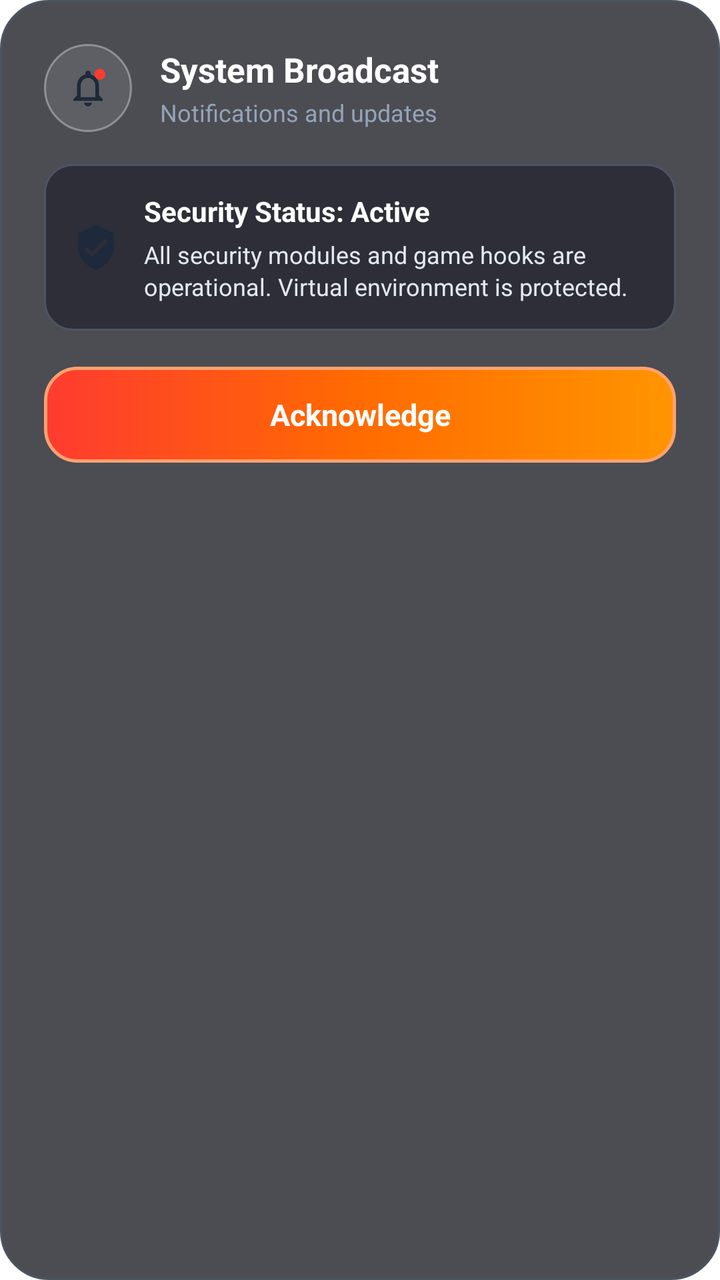
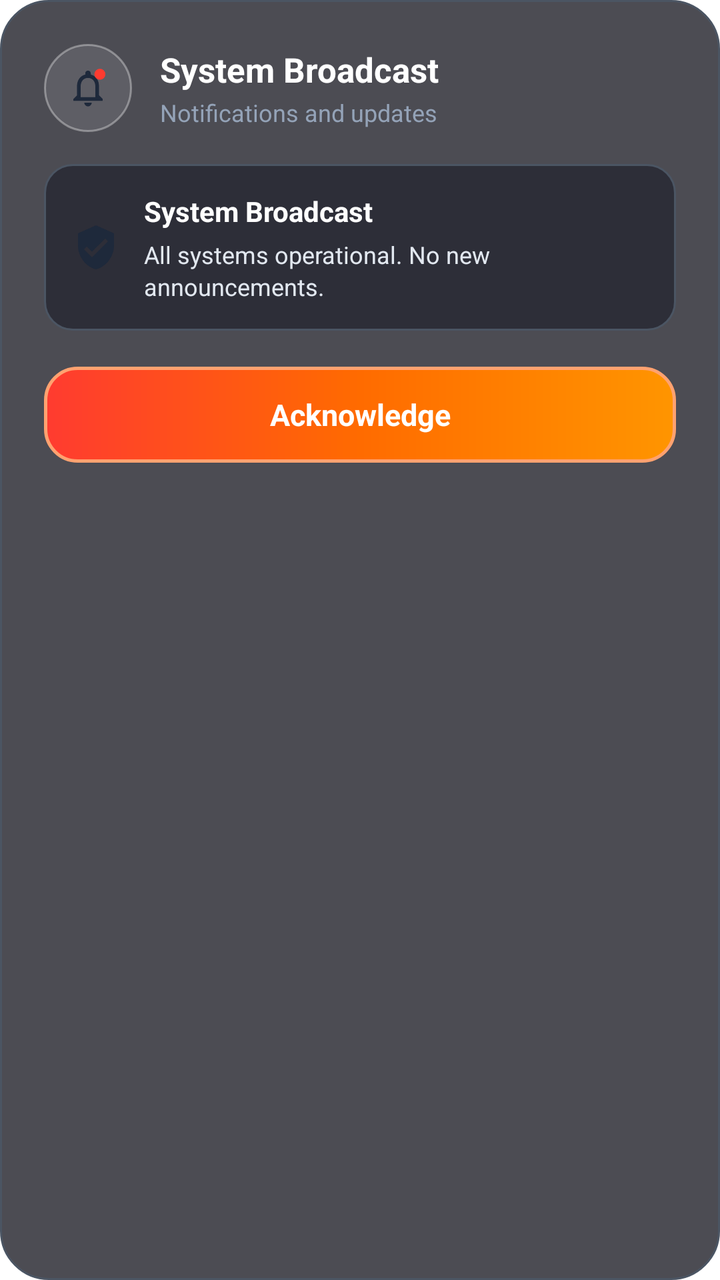

The first picture is an Android layout as it rendered before a commit; the second is the same layout after the commit. The layout source and the unified diff follow.
<!-- AndroidManifest.xml: application theme Theme.RdxLoader -->
<!-- res/layout/dialog_notifications.xml -->
<?xml version="1.0" encoding="utf-8"?>
<LinearLayout xmlns:android="http://schemas.android.com/apk/res/android"
    android:layout_width="match_parent"
    android:layout_height="wrap_content"
    android:layout_marginStart="20dp"
    android:layout_marginEnd="20dp"
    android:background="@drawable/bg_dark_frosted_dialog"
    android:orientation="vertical"
    android:padding="22dp">

    
    <LinearLayout
        android:layout_width="match_parent"
        android:layout_height="wrap_content"
        android:orientation="horizontal"
        android:gravity="center_vertical"
        android:layout_marginBottom="16dp">

        <FrameLayout
            android:layout_width="44dp"
            android:layout_height="44dp"
            android:background="@drawable/bg_rdx_glass_icon">

            <ImageView
                android:layout_width="22dp"
                android:layout_height="22dp"
                android:layout_gravity="center"
                android:src="@drawable/ic_bell"
                android:contentDescription="Notifications" />
        </FrameLayout>

        <LinearLayout
            android:layout_width="0dp"
            android:layout_height="wrap_content"
            android:layout_weight="1"
            android:orientation="vertical"
            android:layout_marginStart="14dp">

            <TextView
                android:layout_width="wrap_content"
                android:layout_height="wrap_content"
                android:text="System Broadcast"
                android:textColor="#FFFFFF"
                android:textSize="17sp"
                android:textStyle="bold" />

            <TextView
                android:layout_width="wrap_content"
                android:layout_height="wrap_content"
                android:text="Notifications and updates"
                android:textColor="#94A3B8"
                android:textSize="12sp"
                android:layout_marginTop="2dp" />
        </LinearLayout>
    </LinearLayout>

    
    <LinearLayout
        android:layout_width="match_parent"
        android:layout_height="wrap_content"
        android:background="@drawable/bg_dark_dialog_card"
        android:orientation="horizontal"
        android:gravity="center_vertical"
        android:padding="14dp"
        android:layout_marginBottom="18dp">

        <ImageView
            android:layout_width="24dp"
            android:layout_height="24dp"
            android:src="@drawable/ic_shield_check"
            android:contentDescription="@null" />

        <LinearLayout
            android:layout_width="0dp"
            android:layout_height="wrap_content"
            android:layout_weight="1"
            android:orientation="vertical"
            android:layout_marginStart="12dp">

            <TextView
                android:layout_width="wrap_content"
                android:layout_height="wrap_content"
                android:text="Security Status: Active"
                android:textColor="#FFFFFF"
                android:textSize="14sp"
                android:textStyle="bold" />

            <TextView
                android:layout_width="wrap_content"
                android:layout_height="wrap_content"
                android:text="All security modules and game hooks are operational. Virtual environment is protected."
                android:textColor="#E2E8F0"
                android:textSize="12sp"
                android:layout_marginTop="4dp"
                android:lineSpacingExtra="2dp" />
        </LinearLayout>
    </LinearLayout>

    
    <TextView
        android:id="@+id/btnDismissNotification"
        android:layout_width="match_parent"
        android:layout_height="48dp"
        android:background="@drawable/bg_rdx_btn_primary"
        android:gravity="center"
        android:text="Acknowledge"
        android:textColor="#FFFFFF"
        android:textSize="15sp"
        android:textStyle="bold"
        android:clickable="true"
        android:focusable="true" />

</LinearLayout>
<!-- resources referenced by this layout -->
<resources>
  <!-- drawable bg_dark_dialog_card (drawable) -->
  <?xml version="1.0" encoding="utf-8"?>
  <shape xmlns:android="http://schemas.android.com/apk/res/android"
      android:shape="rectangle">
      <solid android:color="#B321232D" />
      <stroke
          android:width="1dp"
          android:color="#4B5563" />
      <corners android:radius="14dp" />
  </shape>
  <!-- drawable bg_dark_frosted_dialog (drawable) -->
  <?xml version="1.0" encoding="utf-8"?>
  <shape xmlns:android="http://schemas.android.com/apk/res/android"
      android:shape="rectangle">
      <solid android:color="#C214151D" />
      <stroke
          android:width="1dp"
          android:color="#4B5563" />
      <corners android:radius="24dp" />
  </shape>
  <!-- drawable bg_rdx_btn_primary (drawable) -->
  <?xml version="1.0" encoding="utf-8"?>
  <ripple xmlns:android="http://schemas.android.com/apk/res/android"
      android:color="#44FFFFFF">
      <item>
          <shape android:shape="rectangle">
              <gradient
                  android:angle="0"
                  android:startColor="#FF3B30"
                  android:centerColor="#FF6B00"
                  android:endColor="#FF9500" />
              <stroke
                  android:width="1.5dp"
                  android:color="#FFA270" />
              <corners android:radius="16dp" />
          </shape>
      </item>
  </ripple>
  <!-- drawable bg_rdx_glass_icon (drawable) -->
  <?xml version="1.0" encoding="utf-8"?>
  <ripple xmlns:android="http://schemas.android.com/apk/res/android"
      android:color="#66FFFFFF">
      <item>
          <shape android:shape="oval">
              <solid android:color="#1AFFFFFF" />
              <stroke
                  android:width="1dp"
                  android:color="#59FFFFFF" />
          </shape>
      </item>
  </ripple>
  <!-- drawable ic_bell (drawable) -->
  <vector xmlns:android="http://schemas.android.com/apk/res/android"
      android:width="24dp"
      android:height="24dp"
      android:viewportWidth="24"
      android:viewportHeight="24">
      
      <path
          android:fillColor="#FF1E293B"
          android:pathData="M12,22c1.1,0 2,-0.9 2,-2h-4c0,1.1 0.9,2 2,2zm6,-6v-5c0,-3.07 -1.63,-5.64 -4.5,-6.32V4c0,-0.83 -0.67,-1.5 -1.5,-1.5s-1.5,0.67 -1.5,1.5v0.68C7.64,5.36 6,7.92 6,11v5l-2,2v1h16v-1l-2,-2zm-2,1H8v-6c0,-2.48 1.51,-4.5 4,-4.5s4,2.02 4,4.5v6z" />
      
      <path
          android:fillColor="#FFFF3B30"
          android:pathData="M18.5,4.5m-3,0a3,3 0,1 1,6 0a3,3 0,1 1,-6 0" />
  </vector>
  <!-- drawable ic_shield_check (drawable) -->
  <vector xmlns:android="http://schemas.android.com/apk/res/android"
      android:width="24dp"
      android:height="24dp"
      android:viewportWidth="24"
      android:viewportHeight="24">
      <path
          android:fillColor="#FF1E293B"
          android:pathData="M12,1L3,5v6c0,5.55 3.84,10.74 9,12 5.16,-1.26 9,-6.45 9,-12V5l-9,-4zm-2,16l-4,-4 1.41,-1.41L10,14.17l6.59,-6.59L18,9l-8,8z" />
  </vector>
  <style name="Theme.RdxLoader" parent="Theme.AppCompat.Light.NoActionBar">
          <item name="android:windowBackground">@android:color/transparent</item>
          <item name="colorPrimary">#0B1220</item>
          <item name="colorAccent">#34D399</item>
          <item name="android:statusBarColor">@android:color/transparent</item>
          <item name="android:navigationBarColor">@android:color/transparent</item>
          <item name="android:windowLightStatusBar">false</item>
      </style>
</resources>

<!-- the commit's change to res/layout/dialog_notifications.xml (unified diff, before → after) -->
@@ -78,17 +78,19 @@
             android:layout_marginStart="12dp">
 
             <TextView
+                android:id="@+id/tvNotificationTitle"
                 android:layout_width="wrap_content"
                 android:layout_height="wrap_content"
-                android:text="Security Status: Active"
+                android:text="System Broadcast"
                 android:textColor="#FFFFFF"
                 android:textSize="14sp"
                 android:textStyle="bold" />
 
             <TextView
+                android:id="@+id/tvNotificationMessage"
                 android:layout_width="wrap_content"
                 android:layout_height="wrap_content"
-                android:text="All security modules and game hooks are operational. Virtual environment is protected."
+                android:text="All systems operational. No new announcements."
                 android:textColor="#E2E8F0"
                 android:textSize="12sp"
                 android:layout_marginTop="4dp"
